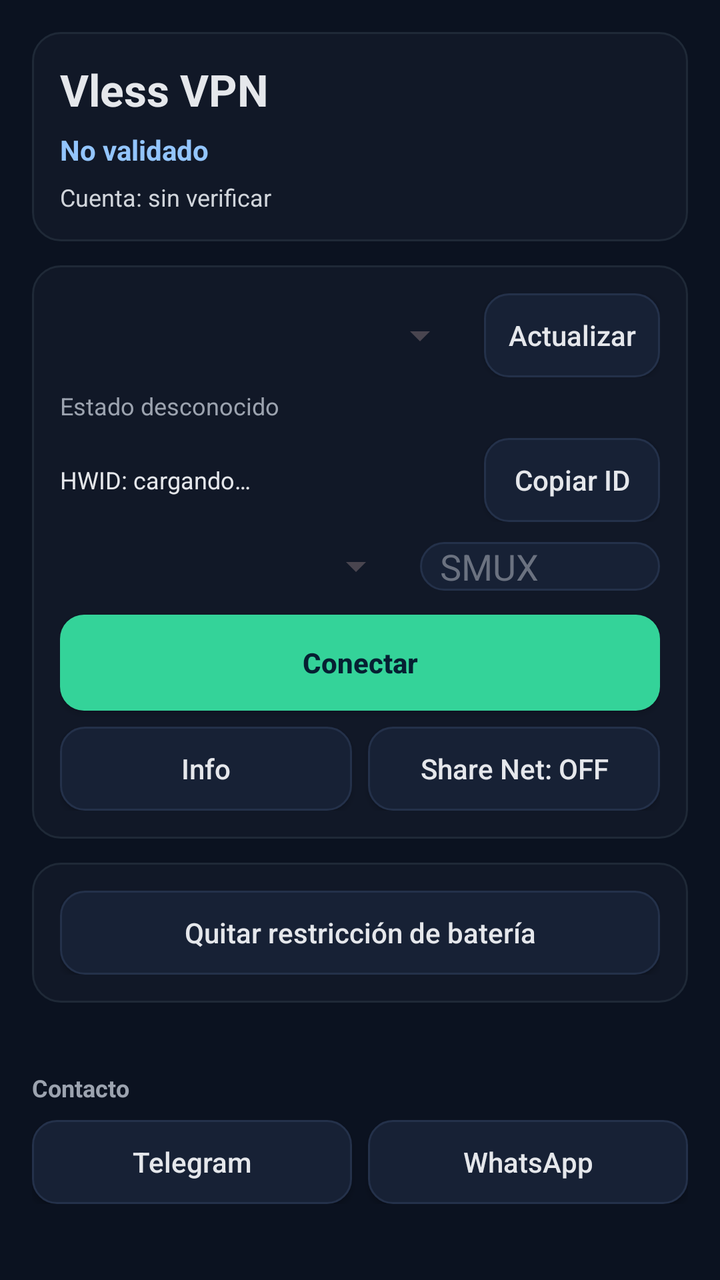
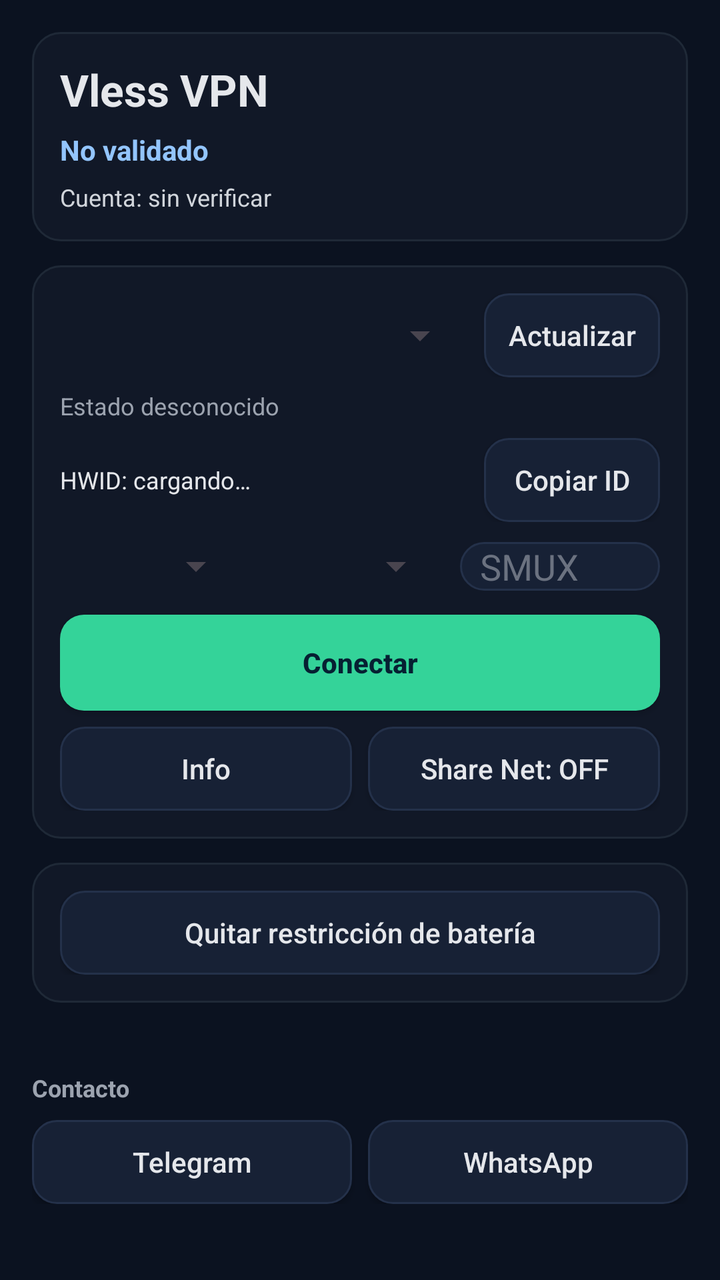

An Android layout rendered at two revisions. The XML below is the earlier revision; the diff shows what the commit changed to produce the second picture.
<!-- AndroidManifest.xml: application theme Theme.LocalVpnProxy -->
<!-- res/layout/activity_main.xml -->
<?xml version="1.0" encoding="utf-8"?>
<androidx.constraintlayout.widget.ConstraintLayout xmlns:android="http://schemas.android.com/apk/res/android"
    xmlns:app="http://schemas.android.com/apk/res-auto"
    android:layout_width="match_parent"
    android:layout_height="match_parent"
    android:background="#0B1220"
    android:padding="16dp">

    <LinearLayout
        android:id="@+id/headerCard"
        android:layout_width="0dp"
        android:layout_height="wrap_content"
        android:background="@drawable/card_surface"
        android:orientation="vertical"
        android:padding="14dp"
        app:layout_constraintEnd_toEndOf="parent"
        app:layout_constraintStart_toStartOf="parent"
        app:layout_constraintTop_toTopOf="parent">

        <TextView
            android:layout_width="match_parent"
            android:layout_height="wrap_content"
            android:text="@string/app_name"
            android:textColor="#E5E7EB"
            android:textSize="22sp"
            android:textStyle="bold" />

        <TextView
            android:id="@+id/statusLabel"
            android:layout_width="match_parent"
            android:layout_height="wrap_content"
            android:layout_marginTop="6dp"
            android:text="@string/status_not_validated"
            android:textColor="#93C5FD"
            android:textSize="14sp"
            android:textStyle="bold" />

        <TextView
            android:id="@+id/accountLabel"
            android:layout_width="match_parent"
            android:layout_height="wrap_content"
            android:layout_marginTop="6dp"
            android:text="@string/account_unknown"
            android:textColor="#D1D5DB"
            android:textSize="12sp" />
    </LinearLayout>

    <LinearLayout
        android:id="@+id/configCard"
        android:layout_width="0dp"
        android:layout_height="wrap_content"
        android:layout_marginTop="12dp"
        android:background="@drawable/card_surface"
        android:orientation="vertical"
        android:padding="14dp"
        app:layout_constraintEnd_toEndOf="parent"
        app:layout_constraintStart_toStartOf="parent"
        app:layout_constraintTop_toBottomOf="@id/headerCard">

        <LinearLayout
            android:layout_width="match_parent"
            android:layout_height="wrap_content"
            android:gravity="center_vertical"
            android:orientation="horizontal">

            <Spinner
                android:id="@+id/serverSpinner"
                android:layout_width="0dp"
                android:layout_height="wrap_content"
                android:layout_weight="1" />

            <Button
                android:id="@+id/updateServersButton"
                android:layout_width="wrap_content"
                android:layout_height="wrap_content"
                android:layout_marginStart="8dp"
                android:background="@drawable/button_ghost"
                android:minHeight="42dp"
                android:text="@string/update_servers"
                android:textAllCaps="false"
                android:textColor="#E5E7EB" />
        </LinearLayout>

        <TextView
            android:id="@+id/serverStateLabel"
            android:layout_width="match_parent"
            android:layout_height="wrap_content"
            android:layout_marginTop="6dp"
            android:text="@string/server_state_unknown"
            android:textColor="#9CA3AF"
            android:textSize="12sp" />

        <LinearLayout
            android:layout_width="match_parent"
            android:layout_height="wrap_content"
            android:layout_marginTop="8dp"
            android:gravity="center_vertical"
            android:orientation="horizontal">

            <TextView
                android:id="@+id/hwidLabel"
                android:layout_width="0dp"
                android:layout_height="wrap_content"
                android:layout_weight="1"
                android:text="@string/hwid_label"
                android:textColor="#E5E7EB"
                android:textSize="12sp" />

            <Button
                android:id="@+id/copyIdButton"
                android:layout_width="wrap_content"
                android:layout_height="wrap_content"
                android:background="@drawable/button_ghost"
                android:minHeight="42dp"
                android:paddingHorizontal="12dp"
                android:text="@string/copy_id"
                android:textAllCaps="false"
                android:textColor="#E5E7EB" />
        </LinearLayout>

        <LinearLayout
            android:layout_width="match_parent"
            android:layout_height="wrap_content"
            android:layout_marginTop="10dp"
            android:gravity="center_vertical"
            android:orientation="horizontal">

            <Spinner
                android:id="@+id/tunStackSpinner"
                android:layout_width="0dp"
                android:layout_height="wrap_content"
                android:layout_weight="1" />

            <EditText
                android:id="@+id/smuxStreamsInput"
                android:layout_width="120dp"
                android:layout_height="wrap_content"
                android:layout_marginStart="8dp"
                android:background="@drawable/button_ghost"
                android:hint="@string/smux_hint"
                android:inputType="number"
                android:paddingHorizontal="10dp"
                android:singleLine="true"
                android:textColor="#E5E7EB"
                android:textColorHint="#6B7280" />
        </LinearLayout>

        <Button
            android:id="@+id/startVpnButton"
            android:layout_width="match_parent"
            android:layout_height="wrap_content"
            android:layout_marginTop="12dp"
            android:background="@drawable/button_primary"
            android:minHeight="48dp"
            android:text="@string/start_vpn"
            android:textAllCaps="false"
            android:textColor="#062032"
            android:textStyle="bold" />

        <LinearLayout
            android:layout_width="match_parent"
            android:layout_height="wrap_content"
            android:layout_marginTop="8dp"
            android:orientation="horizontal">

            <Button
                android:id="@+id/infoButton"
                android:layout_width="0dp"
                android:layout_height="wrap_content"
                android:layout_weight="1"
                android:background="@drawable/button_ghost"
                android:minHeight="42dp"
                android:text="@string/info_title"
                android:textAllCaps="false"
                android:textColor="#E5E7EB" />

            <Button
                android:id="@+id/shareProxyButton"
                android:layout_width="0dp"
                android:layout_height="wrap_content"
                android:layout_marginStart="8dp"
                android:layout_weight="1"
                android:background="@drawable/button_ghost"
                android:minHeight="42dp"
                android:text="@string/share_net_off"
                android:textAllCaps="false"
                android:textColor="#E5E7EB" />
        </LinearLayout>
    </LinearLayout>

    <LinearLayout
        android:id="@+id/toolsCard"
        android:layout_width="0dp"
        android:layout_height="wrap_content"
        android:layout_marginTop="12dp"
        android:background="@drawable/card_surface"
        android:orientation="vertical"
        android:padding="14dp"
        app:layout_constraintEnd_toEndOf="parent"
        app:layout_constraintStart_toStartOf="parent"
        app:layout_constraintTop_toBottomOf="@id/configCard">

        <Button
            android:id="@+id/batteryButton"
            android:layout_width="match_parent"
            android:layout_height="wrap_content"
            android:background="@drawable/button_ghost"
            android:minHeight="42dp"
            android:text="@string/battery_button"
            android:textAllCaps="false"
            android:textColor="#E5E7EB" />
    </LinearLayout>

    <LinearLayout
        android:id="@+id/contactBar"
        android:layout_width="0dp"
        android:layout_height="wrap_content"
        android:layout_marginTop="12dp"
        android:orientation="vertical"
        app:layout_constraintBottom_toBottomOf="parent"
        app:layout_constraintEnd_toEndOf="parent"
        app:layout_constraintStart_toStartOf="parent"
        app:layout_constraintTop_toBottomOf="@id/toolsCard">

        <TextView
            android:layout_width="match_parent"
            android:layout_height="wrap_content"
            android:text="@string/contact_title"
            android:textColor="#9CA3AF"
            android:textSize="12sp"
            android:textStyle="bold" />

        <LinearLayout
            android:layout_width="match_parent"
            android:layout_height="wrap_content"
            android:layout_marginTop="8dp"
            android:orientation="horizontal">

            <Button
                android:id="@+id/telegramButton"
                android:layout_width="0dp"
                android:layout_height="wrap_content"
                android:layout_weight="1"
                android:background="@drawable/button_ghost"
                android:minHeight="42dp"
                android:text="@string/contact_telegram"
                android:textAllCaps="false"
                android:textColor="#E5E7EB" />

            <Button
                android:id="@+id/whatsappButton"
                android:layout_width="0dp"
                android:layout_height="wrap_content"
                android:layout_marginStart="8dp"
                android:layout_weight="1"
                android:background="@drawable/button_ghost"
                android:minHeight="42dp"
                android:text="@string/contact_whatsapp"
                android:textAllCaps="false"
                android:textColor="#E5E7EB" />
        </LinearLayout>
    </LinearLayout>

</androidx.constraintlayout.widget.ConstraintLayout>
<!-- resources referenced by this layout -->
<resources>
  <!-- drawable button_ghost (drawable) -->
  <?xml version="1.0" encoding="utf-8"?>
  <ripple xmlns:android="http://schemas.android.com/apk/res/android" android:color="#2FFFFFFF">
      <item>
          <shape>
              <solid android:color="#172135" />
              <corners android:radius="12dp" />
              <stroke android:width="1dp" android:color="#24314A" />
          </shape>
      </item>
  </ripple>
  <!-- drawable button_primary (drawable) -->
  <?xml version="1.0" encoding="utf-8"?>
  <ripple xmlns:android="http://schemas.android.com/apk/res/android" android:color="#66FFFFFF">
      <item>
          <shape>
              <solid android:color="#34D399" />
              <corners android:radius="12dp" />
          </shape>
      </item>
  </ripple>
  <!-- drawable card_surface (drawable) -->
  <?xml version="1.0" encoding="utf-8"?>
  <shape xmlns:android="http://schemas.android.com/apk/res/android">
      <solid android:color="#111827" />
      <corners android:radius="14dp" />
      <stroke android:width="1dp" android:color="#1F2937" />
      <padding
          android:left="12dp"
          android:top="12dp"
          android:right="12dp"
          android:bottom="12dp" />
  </shape>
  <string name="account_unknown">Cuenta: sin verificar</string>
  <string name="app_name">Vless VPN</string>
  <string name="battery_button">Quitar restricción de batería</string>
  <string name="contact_telegram">Telegram</string>
  <string name="contact_title">Contacto</string>
  <string name="contact_whatsapp">WhatsApp</string>
  <string name="copy_id">Copiar ID</string>
  <string name="hwid_label">HWID: cargando…</string>
  <string name="info_title">Info</string>
  <string name="server_state_unknown">Estado desconocido</string>
  <string name="share_net_off">Share Net: OFF</string>
  <string name="smux_hint">SMUX</string>
  <string name="start_vpn">Conectar</string>
  <string name="status_not_validated">No validado</string>
  <string name="update_servers">Actualizar</string>
  <style name="Theme.LocalVpnProxy" parent="Theme.Material3.Light.NoActionBar">
          <item name="android:statusBarColor">@android:color/transparent</item>
          <item name="android:navigationBarColor">@android:color/black</item>
      </style>
</resources>

<!-- the commit's change to res/layout/activity_main.xml (unified diff, before → after) -->
@@ -131,9 +131,16 @@
                 android:layout_height="wrap_content"
                 android:layout_weight="1" />
 
+            <Spinner
+                android:id="@+id/muxProtocolSpinner"
+                android:layout_width="0dp"
+                android:layout_height="wrap_content"
+                android:layout_marginStart="8dp"
+                android:layout_weight="1" />
+
             <EditText
                 android:id="@+id/smuxStreamsInput"
-                android:layout_width="120dp"
+                android:layout_width="100dp"
                 android:layout_height="wrap_content"
                 android:layout_marginStart="8dp"
                 android:background="@drawable/button_ghost"
